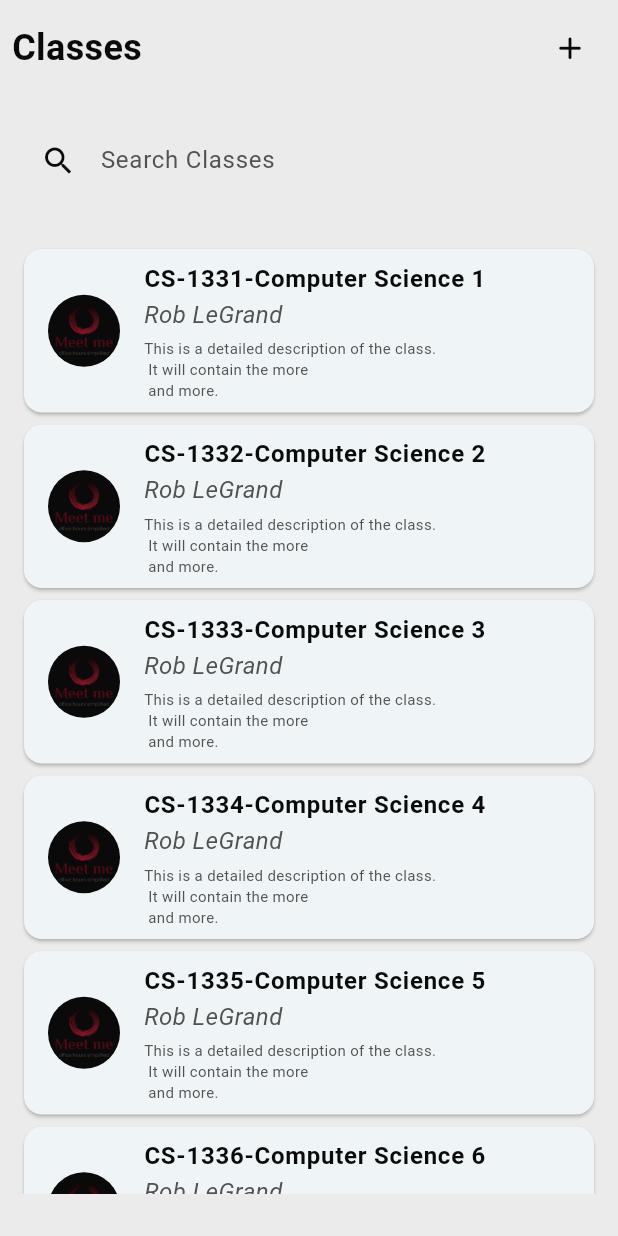
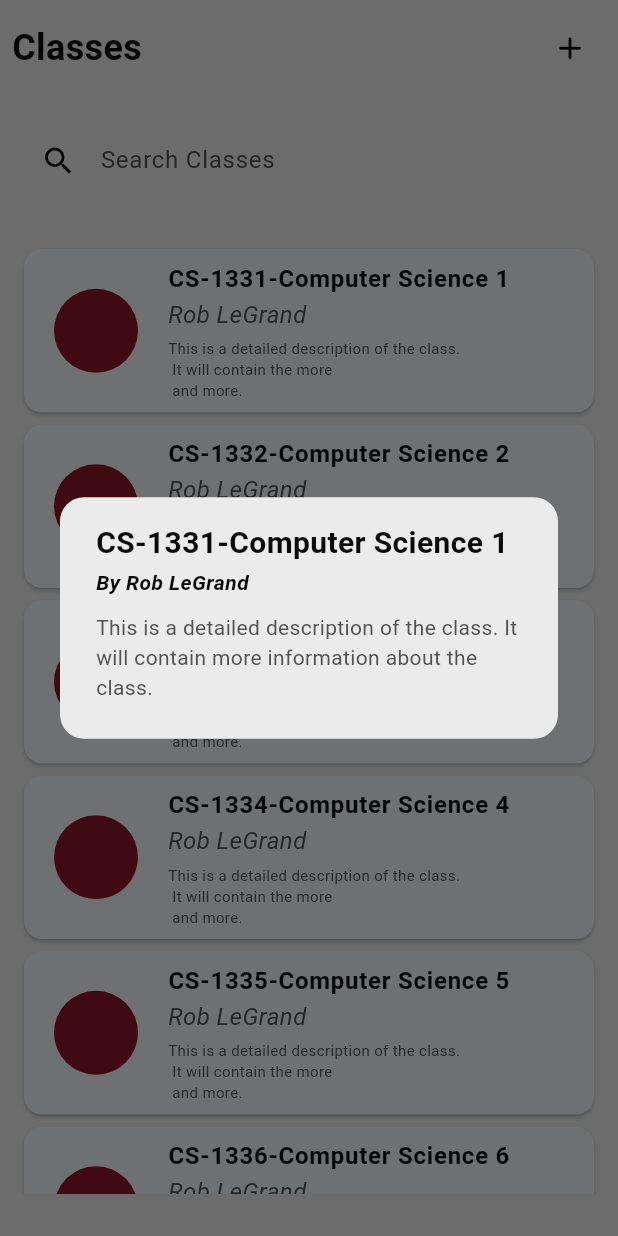
Before and after one commit to Dr4kerKH/SWE_MeetMe, a Flutter app: the StudentPage1 screen opened directly, after a tap on an icon or button, on a phone screen of 412 x 824 dp. Run offline on Flutter 3.47's test engine with Material 3 defaults, Android fonts, the phone set to English and light mode, and no system bars; our stand-ins replace date_picker_timeline, flutter_secure_storage, google_nav_bar, smooth_page_indicator, syncfusion_flutter_calendar; accounts and stored records are empty; Roboto replaces fonts that are missing (Poppins).

Commit message:
Remodel Get Classes

```diff
--- a/meetme/lib/main.dart
+++ b/meetme/lib/main.dart
@@ -365,6 +365,11 @@ class LoadingScreenState extends State<LoadingScreen> {
                                               shape: RoundedRectangleBorder(
                                                 borderRadius: BorderRadius.circular(12),
                                               ),
+                                              margin: EdgeInsets.only(
+                                                top: MediaQuery.of(context).padding.top + 10, // Position it below the status bar
+                                                left: 16,
+                                                right: 16,
+                                              ),
                                             ),
                                           );
 
@@ -406,6 +411,11 @@ class LoadingScreenState extends State<LoadingScreen> {
                                               behavior: SnackBarBehavior.floating,
                                               shape: RoundedRectangleBorder(
                                                 borderRadius: BorderRadius.circular(12),
+                                              ),
+                                              margin: EdgeInsets.only(
+                                                top: MediaQuery.of(context).padding.top + 10, // Position it below the status bar
+                                                left: 16,
+                                                right: 16,
                                               ),
                                             ),
                                         );
--- a/meetme/lib/screens/stu_page1.dart
+++ b/meetme/lib/screens/stu_page1.dart
@@ -9,10 +9,57 @@ class StudentPage1 extends StatefulWidget {
 
 class _StudentPage1State extends State<StudentPage1> {
 
+  void _showClassDetailsDialog(BuildContext context, String className, String professorName, String joinCode, String description) {
+    showDialog(
+      context: context,
+      builder: (BuildContext context) {
+        return AlertDialog(
+          shape: RoundedRectangleBorder(
+            borderRadius: BorderRadius.circular(16),
+          ),
+          backgroundColor: Theme.of(context).scaffoldBackgroundColor,
+          content: Column(
+            mainAxisSize: MainAxisSize.min,
+            crossAxisAlignment: CrossAxisAlignment.start,
+            children: [
+              Text(
+                className,
+                style: TextStyle(
+                  fontFamily: 'Poppins',
+                  fontSize: 20,
+                  fontWeight: FontWeight.bold,
+                  color: Theme.of(context).shadowColor,
+                ),
+              ),
+              const SizedBox(height: 2),
+              Text(
+                'By $professorName',
+                style: TextStyle(
+                  fontFamily: 'Poppins',
+                  fontSize: 14,
+                  fontWeight: FontWeight.bold,
+                  fontStyle: FontStyle.italic,
+                  color: Theme.of(context).shadowColor,
+                ),
+              ),
+              const SizedBox(height: 10),
+              Text(
+                description,
+                style: TextStyle(
+                  fontFamily: 'Poppins',
+                  fontSize: 14,
+                  color: Theme.of(context).hintColor,
+                ),
+              ),
+            ],
+          ),
+        );
+      },
+    );
+  }
+
   Future<void> _classAdder(BuildContext context) {
-
     final TextEditingController codeController = TextEditingController();
-
     return showDialog<void>(
       context: context,
       builder: (BuildContext context) {
@@ -172,9 +219,9 @@ class _StudentPage1State extends State<StudentPage1> {
                       return Card(
                         child: ListTile(
                           leading: CircleAvatar(
-                            backgroundColor: Theme.of(context).shadowColor,
-                            radius: 24,
-                            backgroundImage: AssetImage('assets/logo-transparent-png.png'),
+                            backgroundColor: Theme.of(context).secondaryHeaderColor,
+                            radius: 32,
+                            //backgroundImage: AssetImage('assets/logo-transparent-png.png'),
                           ),
                           title: Text(
                             'CS-133${index + 1}-Computer Science ${index + 1}',
@@ -206,7 +253,13 @@ class _StudentPage1State extends State<StudentPage1> {
                             ],
                             ),
                           onTap: () {
-
+                            _showClassDetailsDialog(
+                              context,
+                              'CS-133${index + 1}-Computer Science ${index + 1}', // Class Name
+                              'Rob LeGrand', // Professor Name
+                              'ABCD123${index + 1}', // Join Code
+                              'This is a detailed description of the class. It will contain more information about the class.', // Description
+                            );
                           },
                         ),
                       );
```
Also changed, not shown: meetme/lib/screens/prof_page1.dart (+7 -22 lines), 1 other file.
